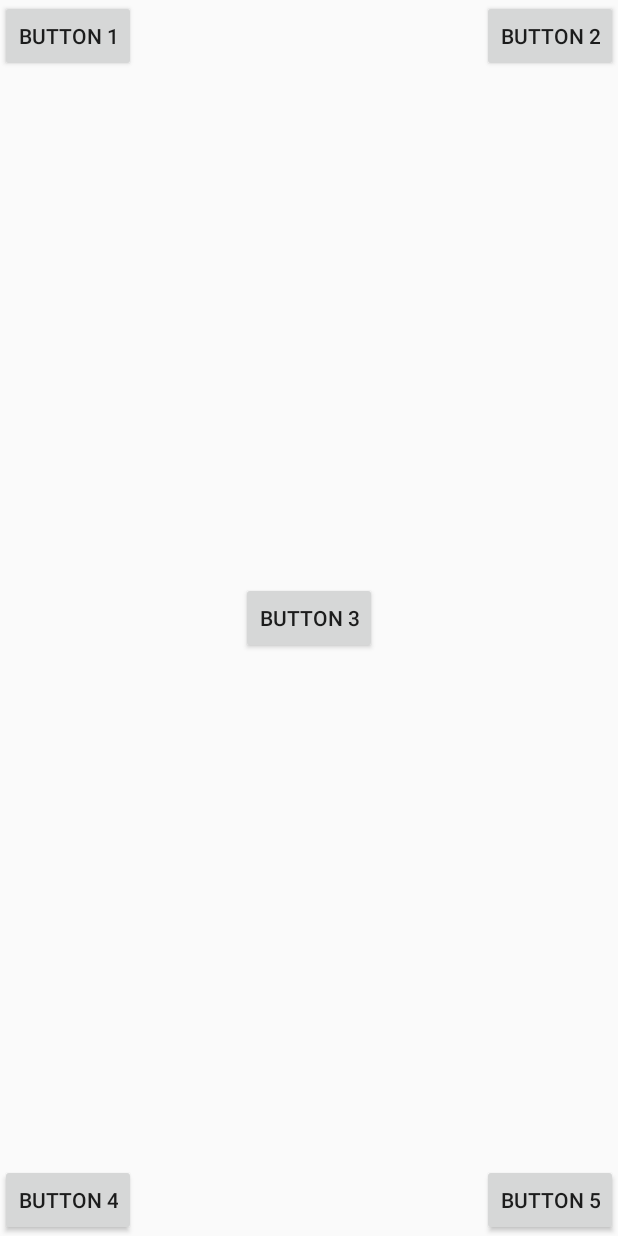
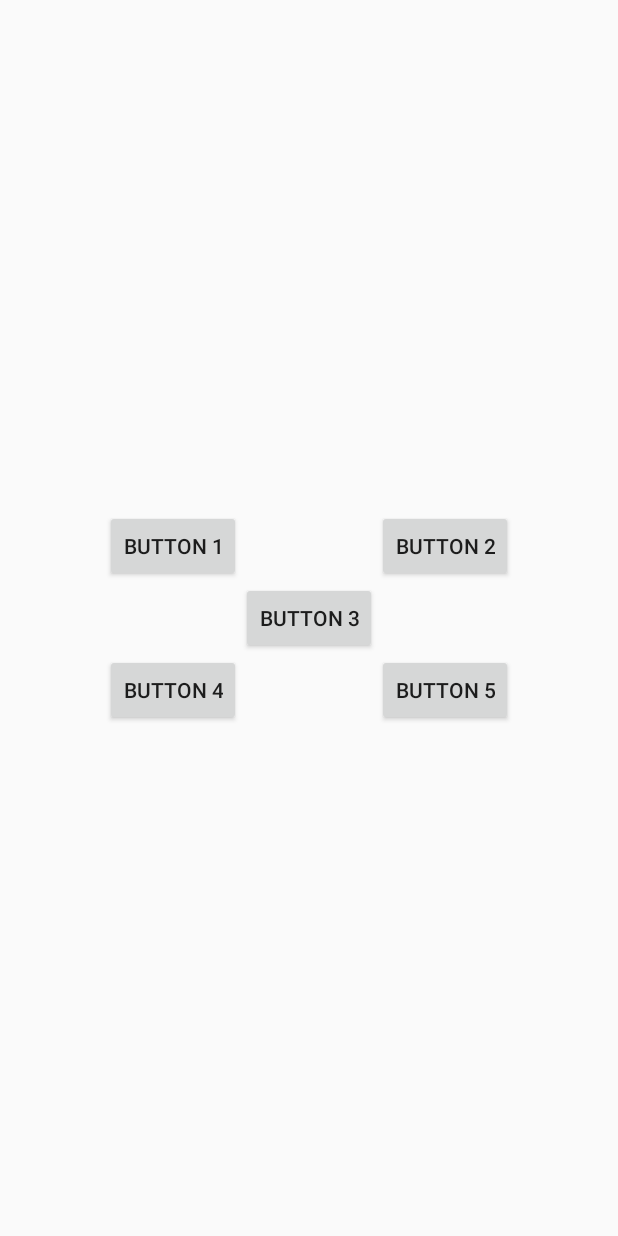
Before and after one commit to ZoeWangW/UILayoutTest, an Android app: the screen it shows after launch (MainActivity), on a phone screen of 412 x 824 dp. Run offline under Robolectric (Android 15) with nearby library versions, the light colour scheme and no system bars.

Commit message:
相对布局相对于控件
Signed-off-by: ZoeWangW <13438165026@163.com>

```diff
--- a/app/src/main/res/layout/activity_main.xml
+++ b/app/src/main/res/layout/activity_main.xml
@@ -8,16 +8,16 @@
     android:id="@+id/button1"
     android:layout_width="wrap_content"
     android:layout_height="wrap_content"
-    android:layout_alignParentLeft="true"
-    android:layout_alignParentTop="true"
+        android:layout_above="@+id/button3"
+        android:layout_toLeftOf="@+id/button3"
     android:text="Button 1"/>
 
     <Button
         android:id="@+id/button2"
         android:layout_width="wrap_content"
         android:layout_height="wrap_content"
-        android:layout_alignParentRight="true"
-        android:layout_alignParentTop="true"
+        android:layout_above="@+id/button3"
+        android:layout_toRightOf="@+id/button3"
         android:text="Button 2"/>
 
     <Button
@@ -32,8 +32,8 @@
         android:id="@+id/button4"
         android:layout_width="wrap_content"
         android:layout_height="wrap_content"
-        android:layout_alignParentBottom="true"
-        android:layout_alignParentLeft="true"
+        android:layout_below="@+id/button3"
+        android:layout_toLeftOf="@+id/button3"
         android:text="Button 4"/>
 
 
@@ -41,8 +41,8 @@
         android:id="@+id/button5"
         android:layout_width="wrap_content"
         android:layout_height="wrap_content"
-        android:layout_alignParentBottom="true"
-        android:layout_alignParentRight="true"
+        android:layout_below="@+id/button3"
+        android:layout_toRightOf="@+id/button3"
         android:text="Button 5"/>
 
 </RelativeLayout>
```
